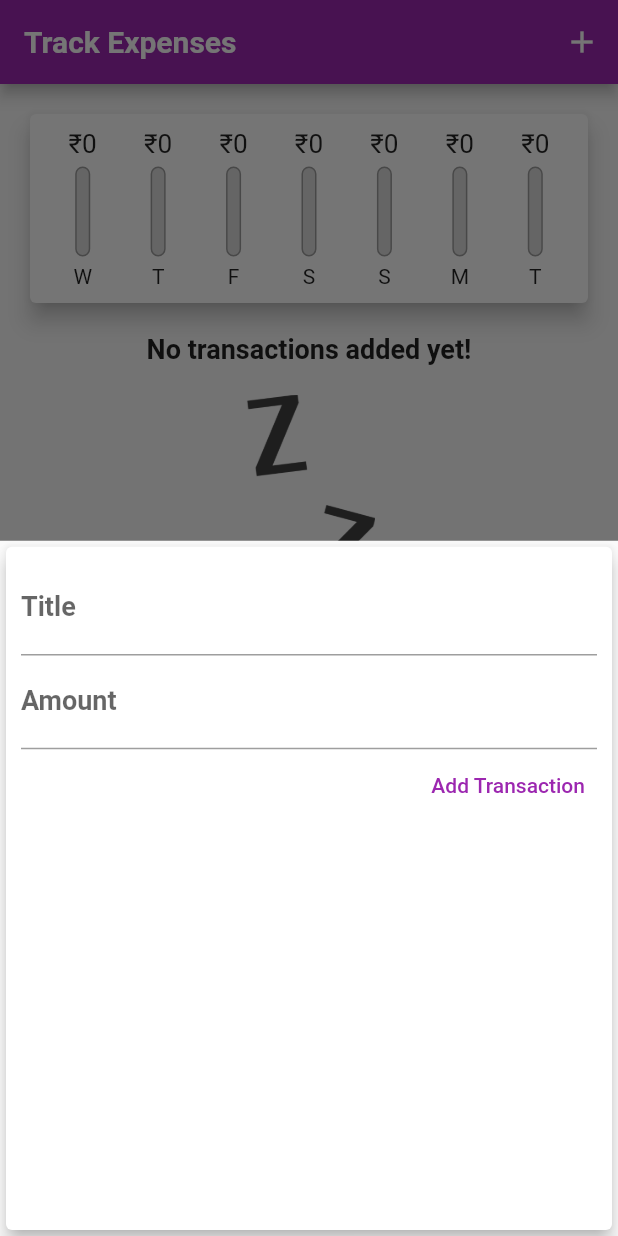
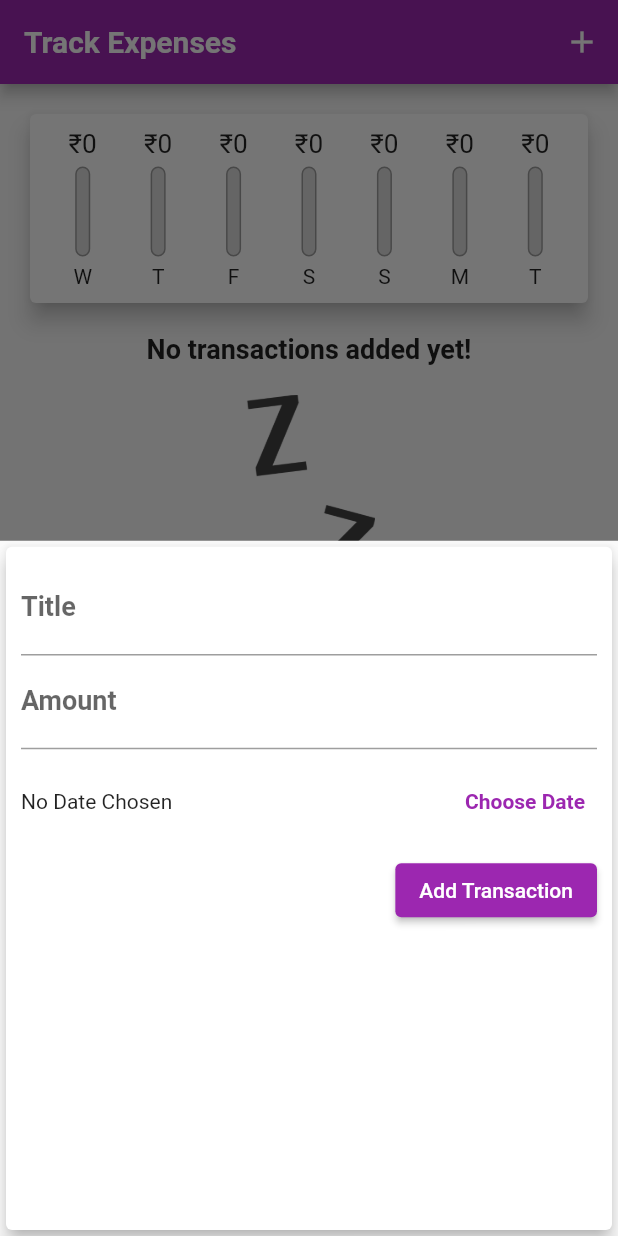
Before and after one commit to aditya-mittal24/EXPENSE-PLANNER-APP, a Flutter app: the screen it shows after launch, after a tap on the "add" icon, on a phone screen of 412 x 824 dp. Run offline on Flutter 3.47's test engine with Material 2 defaults, Android fonts, the phone set to English and light mode, and no system bars; Roboto replaces fonts that are missing (OpenSans).

Commit message:
fourth-commit

```diff
--- a/lib/main.dart
+++ b/lib/main.dart
@@ -44,20 +44,7 @@ class MyHomePage extends StatefulWidget {
 }
 
 class _MyHomePageState extends State<MyHomePage> {
-  final List<Transaction> _userTransactions = [
-    // Transaction(
-    //   id: 't1',
-    //   title: 'New Shoes',
-    //   amount: 900,
-    //   date: DateTime.now(),
-    // ),
-    // Transaction(
-    //   id: 't2',
-    //   title: 'Groceries',
-    //   amount: 400,
-    //   date: DateTime.now(),
-    // ),
-  ];
+  final List<Transaction> _userTransactions = [];
 
   List<Transaction> get _recentTransactions {
     return _userTransactions.where((tx) {
@@ -69,12 +56,12 @@ class _MyHomePageState extends State<MyHomePage> {
     }).toList();
   }
 
-  void _addNewTransaction(String txTitle, double txAmount) {
+  void _addNewTransaction(String txTitle, double txAmount, DateTime date) {
     final newTx = Transaction(
       id: DateTime.now().toString(),
       title: txTitle,
       amount: txAmount,
-      date: DateTime.now(),
+      date: date,
     );
     setState(() {
       _userTransactions.add(newTx);
@@ -92,6 +79,14 @@ class _MyHomePageState extends State<MyHomePage> {
         );
       },
     );
+  }
+
+  void _deleteTransaction(String id) {
+    setState(() {
+      _userTransactions.removeWhere((tx) {
+        return tx.id == id;
+      });
+    });
   }
 
   @override
@@ -117,7 +112,7 @@ class _MyHomePageState extends State<MyHomePage> {
           crossAxisAlignment: CrossAxisAlignment.stretch,
           children: [
             Chart(_recentTransactions),
-            TransactionList(_userTransactions),
+            TransactionList(_userTransactions, _deleteTransaction),
           ],
         ),
       ),
--- a/lib/widgets/new_transaction.dart
+++ b/lib/widgets/new_transaction.dart
@@ -1,4 +1,5 @@
 import 'package:flutter/material.dart';
+import 'package:intl/intl.dart';
 
 class NewTransaction extends StatefulWidget {
   final Function addNewTransaction;
@@ -10,24 +11,44 @@ class NewTransaction extends StatefulWidget {
 }
 
 class _NewTransactionState extends State<NewTransaction> {
-  final titleController = TextEditingController();
+  final _titleController = TextEditingController();
+  final _amountController = TextEditingController();
+  DateTime? _selectedDate;
 
-  final amountController = TextEditingController();
+  void _submitData() {
+    if(_amountController.text.isEmpty){
+      return;
+    }
+    final enteredTitle = _titleController.text;
+    final enteredAmount = double.parse(_amountController.text);
+    final enteredDate = _selectedDate;
 
-  void submitData() {
-    final enteredTitle = titleController.text;
-    final enteredAmount = double.parse(amountController.text);
-
-    if (enteredTitle.isEmpty || enteredAmount <= 0) {
+    if (enteredTitle.isEmpty || enteredAmount <= 0 || enteredDate==null) {
       return;
     }
     widget.addNewTransaction(
       enteredTitle,
       enteredAmount,
+      enteredDate,
     );
 
     Navigator.of(context).pop();
+  }
 
+  void _presentDatePicker() {
+    showDatePicker(
+      context: context,
+      initialDate: DateTime.now(),
+      firstDate: DateTime(2022),
+      lastDate: DateTime.now(),
+    ).then((pickedDate) {
+      if (pickedDate == null) {
+        return;
+      }
+      setState(() {
+      _selectedDate = pickedDate;
+      });
+    });
   }
 
   @override
@@ -43,8 +64,8 @@ class _NewTransactionState extends State<NewTransaction> {
               decoration: InputDecoration(
                 labelText: 'Title',
               ),
-              controller: titleController,
-              onSubmitted: (_) => submitData(),
+              controller: _titleController,
+              onSubmitted: (_) => _submitData(),
               // onChanged: (val) {
               //   titleInput = val;
               // },
@@ -53,18 +74,44 @@ class _NewTransactionState extends State<NewTransaction> {
               decoration: InputDecoration(
                 labelText: 'Amount',
               ),
-              controller: amountController,
+              controller: _amountController,
               keyboardType: TextInputType.number,
-              onSubmitted: (_) => submitData(),
+              onSubmitted: (_) => _submitData(),
               // onChanged: (val) {
               //   amountInput = val;
               // },
             ),
-            TextButton(
-              onPressed: submitData,
+            Container(
+              height: 70,
+              child: Row(
+                mainAxisAlignment: MainAxisAlignment.spaceBetween,
+                children: [
+                  Text(
+                    _selectedDate == null
+                        ? 'No Date Chosen'
+                        : 'Picked Date: ${DateFormat.yMd().format(_selectedDate!)}',
+                  ),
+                  TextButton(
+                    style: TextButton.styleFrom(
+                      foregroundColor: Theme.of(context).primaryColor,
+                    ),
+                    onPressed: _presentDatePicker,
+                    child: Text(
+                      'Choose Date',
+                      style: TextStyle(
+                        fontWeight: FontWeight.bold,
+                      ),
+                    ),
+                  ),
+                ],
+              ),
+            ),
+            ElevatedButton(
+              onPressed: _submitData,
               child: Text('Add Transaction'),
-              style: TextButton.styleFrom(
-                primary: Colors.purple,
+              style: ElevatedButton.styleFrom(
+                foregroundColor: Colors.white,
+                backgroundColor: Colors.purple,
               ),
             ),
           ],
--- a/lib/widgets/transaction_list.dart
+++ b/lib/widgets/transaction_list.dart
@@ -4,13 +4,14 @@ import 'package:intl/intl.dart';
 
 class TransactionList extends StatelessWidget {
   final List<Transaction> transactions;
+  final Function deleteTx;
 
-  TransactionList(this.transactions);
+  TransactionList(this.transactions, this.deleteTx);
 
   @override
   Widget build(BuildContext context) {
     return Container(
-      height: 300,
+      height: 450,
       child: transactions.isEmpty
           ? Column(
               children: [
@@ -59,6 +60,13 @@ class TransactionList extends StatelessWidget {
                       style: TextStyle(
                         color: Colors.grey,
                       ),
+                    ),
+                    trailing: IconButton(
+                      icon: Icon(Icons.delete),
+                      color: Theme.of(context).errorColor,
+                      onPressed: () {
+                        deleteTx(transactions[index].id);
+                      },
                     ),
                   ),
                 );
```
